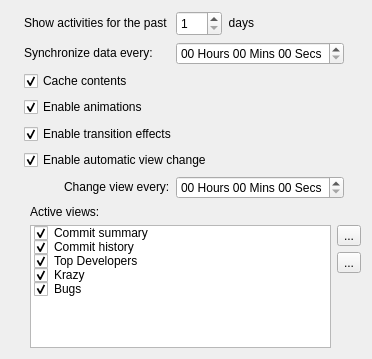
Qt form applets/kdeobservatory/src/ui/kdeobservatoryconfiggeneral.ui (KDE/kdeplasma-addons) before a commit.
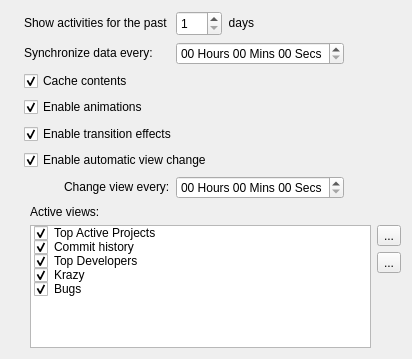
The same form after that commit. Icons and pictures are not drawn.

Diff of the .ui file:
```diff
--- a/applets/kdeobservatory/src/ui/kdeobservatoryconfiggeneral.ui
+++ b/applets/kdeobservatory/src/ui/kdeobservatoryconfiggeneral.ui
@@ -6,8 +6,8 @@
    <rect>
     <x>0</x>
     <y>0</y>
-    <width>372</width>
-    <height>355</height>
+    <width>412</width>
+    <height>358</height>
    </rect>
   </property>
   <property name="windowTitle">
@@ -287,7 +287,7 @@
        </property>
        <item>
         <property name="text">
-         <string>Commit summary</string>
+         <string>Top Active Projects</string>
         </property>
         <property name="checkState">
          <enum>Checked</enum>
```
